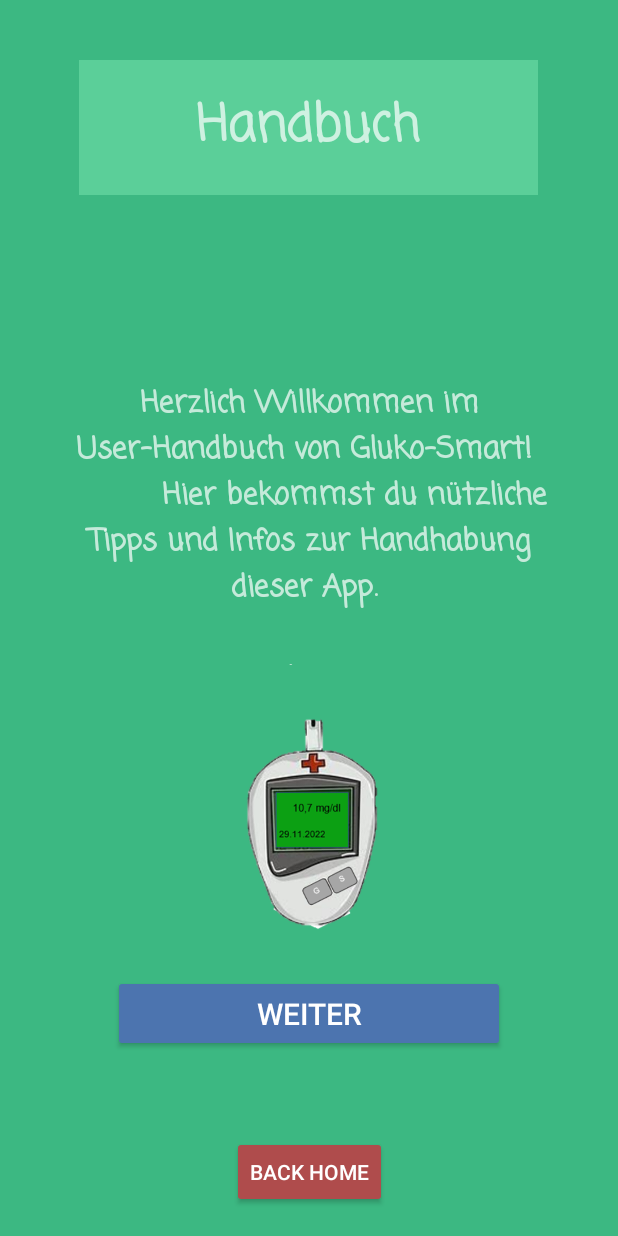
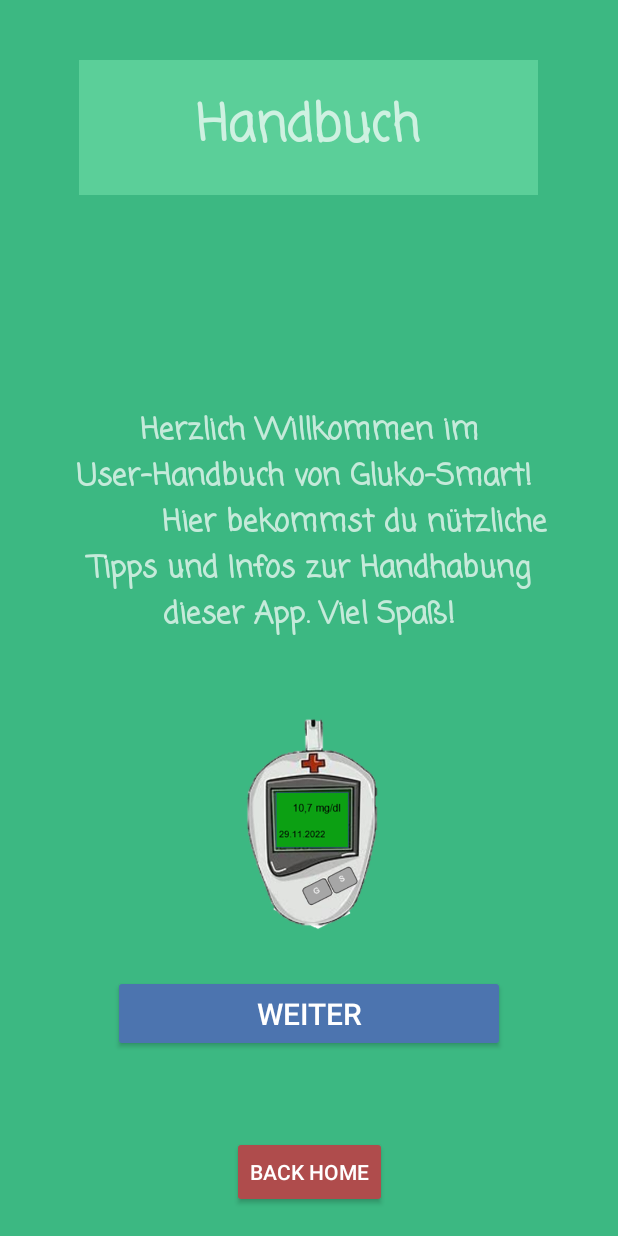
Before and after one commit to KathrinKollegger/Gluko-Smart-App, an Android app: the UserManual screen opened directly, with no data from a screen before it, on a phone screen of 412 x 824 dp. Run offline under Robolectric (Android 15) with nearby library versions, the phone set to English and light mode, and no system bars; network calls fail.

Commit message:
Aktualisierung Benutzerhandbuch: neues File und Hintergrund weiß

```diff
--- a/app/src/main/java/com/example/gluko_smart/UserManual2.java
+++ b/app/src/main/java/com/example/gluko_smart/UserManual2.java
@@ -25,7 +25,7 @@
 
 public class UserManual2 extends AppCompatActivity {
 
-    private static final String FILE_NAME = "usermanual.pdf";
+    private static final String FILE_NAME = "handbuch.pdf";
     private static final int PAGE_INDEX = 0;
     Button button_homeUser;
     ImageView imageView;
--- a/app/src/main/res/layout/activity_usermanual.xml
+++ b/app/src/main/res/layout/activity_usermanual.xml
@@ -38,8 +38,7 @@
         android:layout_marginBottom="168dp"
         android:gravity="center"
         android:text="Herzlich Willkommen im User-Handbuch von Gluko-Smart! \n
-        Hier bekommst du nützliche Tipps und Infos zur Handhabung dieser App. \n
-        \n Viel Spaß!"
+        Hier bekommst du nützliche Tipps und Infos zur Handhabung dieser App. Viel Spaß!"
         android:textSize="20dp"
         android:fontFamily="casual"
         android:textStyle="bold"
--- a/app/src/main/res/layout/activity_usermanual2.xml
+++ b/app/src/main/res/layout/activity_usermanual2.xml
@@ -7,7 +7,8 @@
     <FrameLayout
         android:id="@+id/pdf_container"
         android:layout_width="match_parent"
-        android:layout_height="match_parent">
+        android:layout_height="match_parent"
+        android:background="@color/white">
 
         <!--<TextureView
             android:id="@+id/texture_view"
```
Also changed, not shown: 1 other file.
